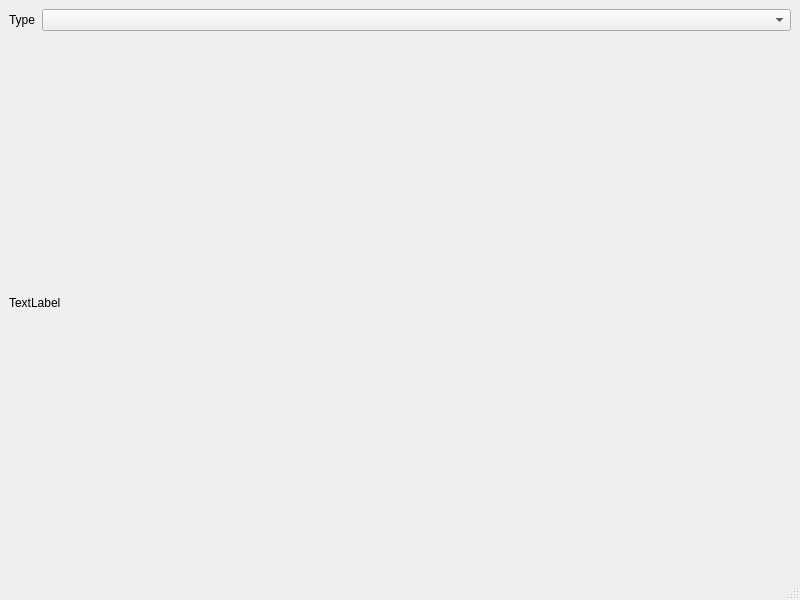
Above: xapps/xcode/src/xcode.ui from x-tools-author/x-tools before the change. Below: the same form after it.
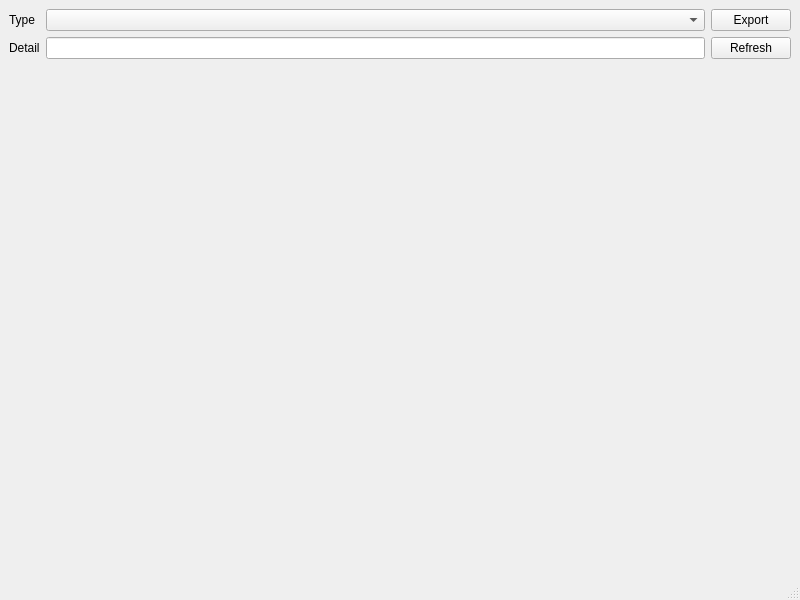
That is the form after the change.

Diff of the .ui file:
```diff
--- a/xapps/xcode/src/xcode.ui
+++ b/xapps/xcode/src/xcode.ui
@@ -32,10 +32,40 @@
       </property>
      </widget>
     </item>
-    <item row="1" column="0" colspan="2">
+    <item row="0" column="2">
+     <widget class="QPushButton" name="pushButtonExport">
+      <property name="text">
+       <string>Export</string>
+      </property>
+     </widget>
+    </item>
+    <item row="1" column="0">
+     <widget class="QLabel" name="label_2">
+      <property name="text">
+       <string>Detail</string>
+      </property>
+     </widget>
+    </item>
+    <item row="1" column="1">
+     <widget class="QLineEdit" name="lineEditDetail"/>
+    </item>
+    <item row="1" column="2">
+     <widget class="QPushButton" name="pushButtonRefresh">
+      <property name="text">
+       <string>Refresh</string>
+      </property>
+     </widget>
+    </item>
+    <item row="2" column="0" colspan="3">
      <widget class="QLabel" name="labelImage">
+      <property name="sizePolicy">
+       <sizepolicy hsizetype="Expanding" vsizetype="Expanding">
+        <horstretch>0</horstretch>
+        <verstretch>0</verstretch>
+       </sizepolicy>
+      </property>
       <property name="text">
-       <string>TextLabel</string>
+       <string notr="true"/>
       </property>
      </widget>
     </item>
```
Left out of the diff: 6 changed lines with no effect on the pictures.
